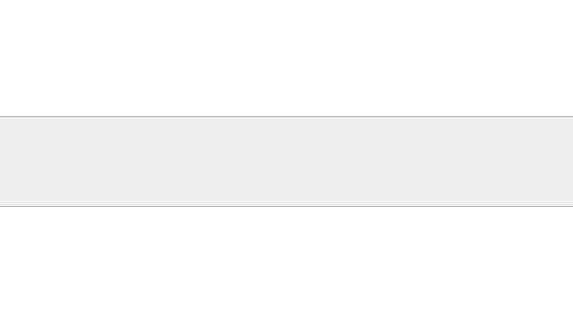
First picture: the form in mainwindow.ui, repository leommxj/ctf-crypto-tool, before the edit; both pictures show x 210 to 783 and y 164 to 484 of the 1032 by 617 pixel window.
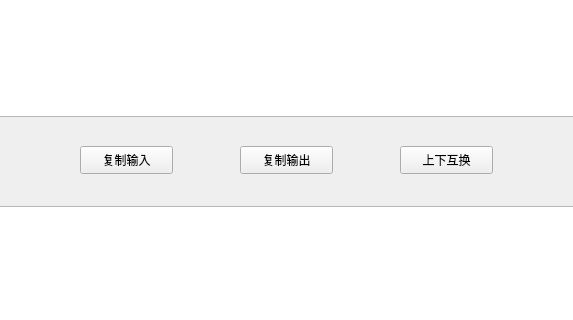
Second picture: the form after the edit. Icons and pictures are not drawn.

```diff
--- a/mainwindow.ui
+++ b/mainwindow.ui
@@ -52,6 +52,45 @@
      <bool>false</bool>
     </property>
    </widget>
+   <widget class="QPushButton" name="copyInput">
+    <property name="geometry">
+     <rect>
+      <x>290</x>
+      <y>270</y>
+      <width>93</width>
+      <height>28</height>
+     </rect>
+    </property>
+    <property name="text">
+     <string>复制输入</string>
+    </property>
+   </widget>
+   <widget class="QPushButton" name="copyOutput">
+    <property name="geometry">
+     <rect>
+      <x>450</x>
+      <y>270</y>
+      <width>93</width>
+      <height>28</height>
+     </rect>
+    </property>
+    <property name="text">
+     <string>复制输出</string>
+    </property>
+   </widget>
+   <widget class="QPushButton" name="exchangeIO">
+    <property name="geometry">
+     <rect>
+      <x>610</x>
+      <y>270</y>
+      <width>93</width>
+      <height>28</height>
+     </rect>
+    </property>
+    <property name="text">
+     <string>上下互换</string>
+    </property>
+   </widget>
   </widget>
   <widget class="QMenuBar" name="menuBar">
    <property name="geometry">
```
Left out of the diff: 20 changed lines with no effect on the pictures.
